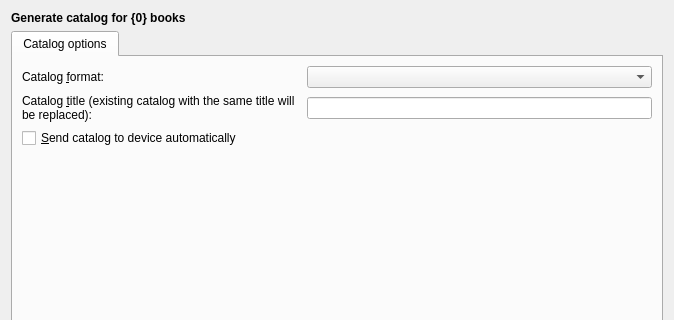
Old version of the form src/calibre/gui2/dialogs/catalog.ui in the repository kovidgoyal/calibre; both pictures show x 0 to 674 and y 0 to 320 of the 674 by 660 pixel window.
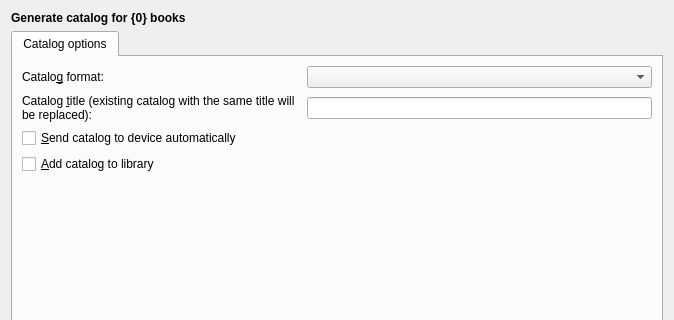
New version of the form. Icons and pictures are not drawn.

Patch:
```diff
--- a/src/calibre/gui2/dialogs/catalog.ui
+++ b/src/calibre/gui2/dialogs/catalog.ui
@@ -96,7 +96,7 @@
            <item row="0" column="0">
             <widget class="QLabel" name="label">
              <property name="text">
-              <string>Catalog &amp;format:</string>
+              <string>Catalo&amp;g format:</string>
              </property>
              <property name="buddy">
               <cstring>format</cstring>
@@ -122,7 +122,7 @@
            <item row="1" column="2">
             <widget class="QLineEdit" name="title"/>
            </item>
-           <item row="3" column="1">
+           <item row="4" column="1">
             <spacer name="verticalSpacer">
              <property name="orientation">
               <enum>Qt::Vertical</enum>
@@ -142,6 +142,18 @@
              </property>
             </widget>
            </item>
+           <item row="3" column="0" colspan="3">
+            <widget class="QCheckBox" name="add_to_library">
+             <property name="toolTip">
+              <string>Add the catalog to your calibre library after it is generated.
+Note that if you disable adding of the catalog to the library
+sending of the catalog todevice will not work.</string>
+             </property>
+             <property name="text">
+              <string>&amp;Add catalog to library</string>
+             </property>
+            </widget>
+           </item>
           </layout>
          </widget>
         </widget>
```
